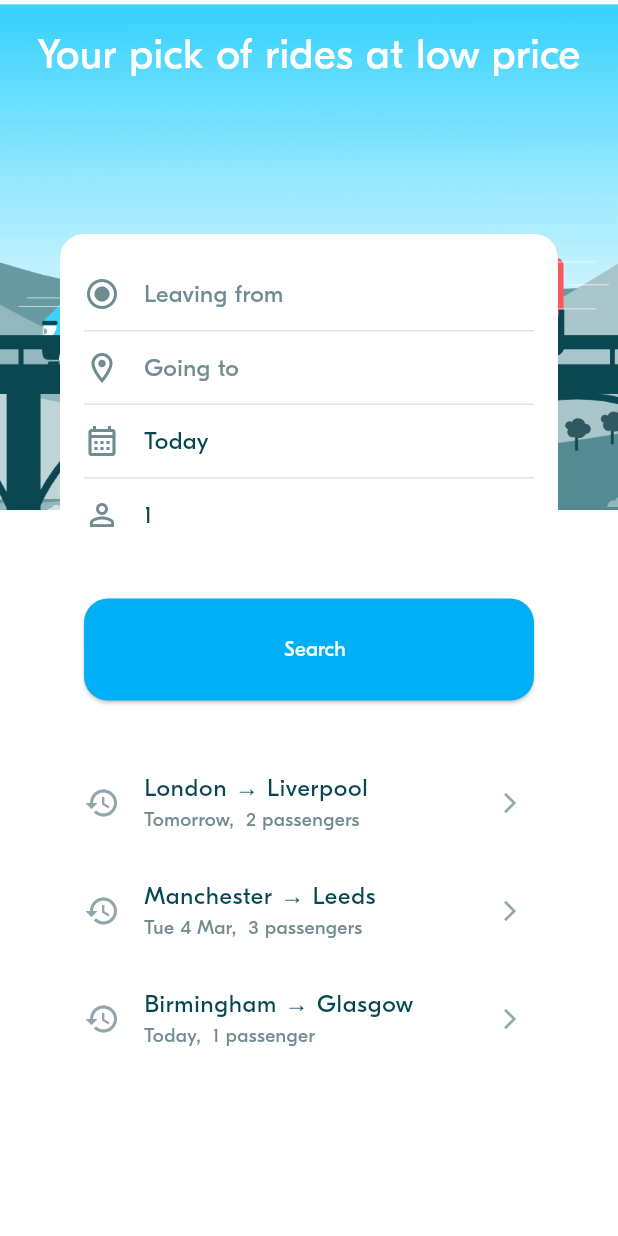
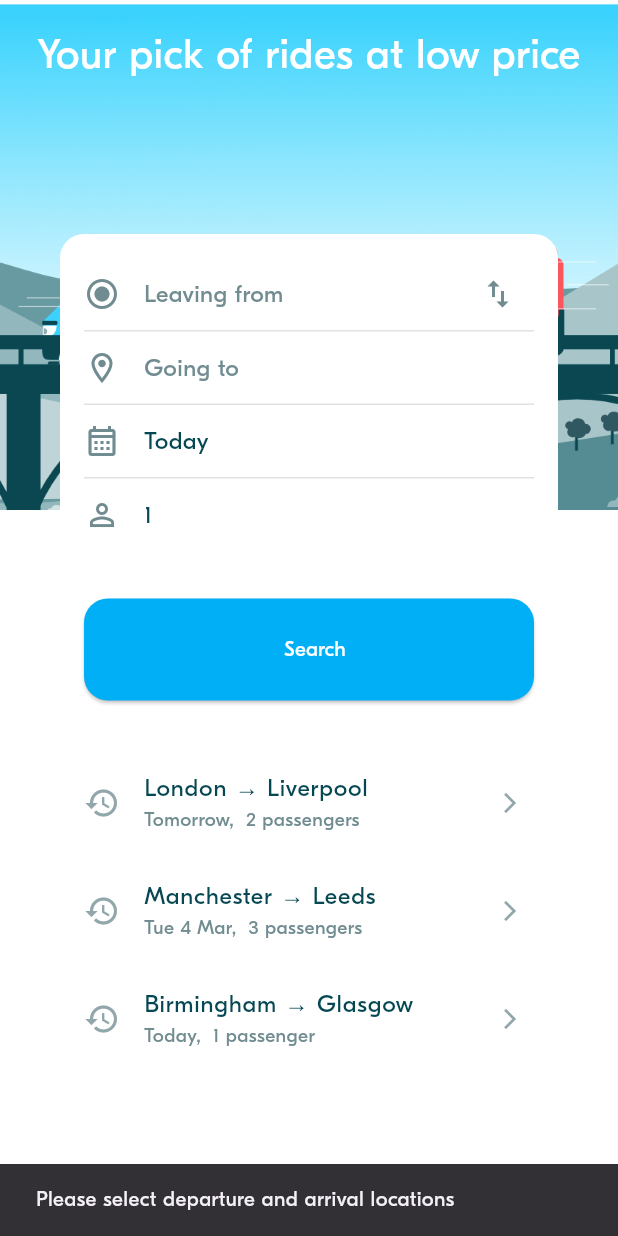
Before and after one commit to Vathana007/Advance_Mobile_Term2, a Flutter app: the screen it shows after launch, after a tap on "Search", on a phone screen of 412 x 824 dp. Run offline on Flutter 3.47's test engine with Material 3 defaults, Android fonts, the phone set to English and light mode, and no system bars; project files that could hold a hidden picture were left out.

Commit message:
BLA-007 - Implement a (first draft of) Rides Screen

```diff
--- a/lib/screens/ride_pref/widgets/ride_pref_form.dart
+++ b/lib/screens/ride_pref/widgets/ride_pref_form.dart
@@ -1,5 +1,6 @@
 import 'package:flutter/material.dart';
 import 'package:week_3_blabla_project/screens/location_search_screen.dart';
+import 'package:week_3_blabla_project/screens/ride_search_screen.dart';
 import 'package:week_3_blabla_project/theme/theme.dart';
 import 'package:week_3_blabla_project/utils/animations_util.dart';
 import 'package:week_3_blabla_project/widgets/actions/bla_button.dart';
@@ -44,10 +45,7 @@ class _RidePrefFormState extends State<RidePrefForm> {
   late int requestedSeats;
 
   /// Valid Form when both locations and date are selected
-  bool get _isFormFieldValid =>
-      departure != null &&
-      arrival != null &&
-      departureDate.isAfter(DateTime.now());
+  bool get _isFormFieldValid => departure != null && arrival != null;
 
   // ----------------------------------
   // Initialize the Form attributes
@@ -98,7 +96,6 @@ Future<void> _handleArrivalSelect() async {
     }
   }
 
-
   void _handleDateSelect(DateTime date) {}
 
   void _handleSeatsSelect(int seats) {}
@@ -106,12 +103,25 @@ Future<void> _handleArrivalSelect() async {
   // Creates and submits a RidePref object when form is valid
   void _handleSubmit() {
     if (_isFormFieldValid) {
-      widget.onSubmit(RidePref(
-        departure: departure!,
-        arrival: arrival!,
-        departureDate: departureDate,
-        requestedSeats: requestedSeats,
-      ));
+      // Navigate to RideSearchScreen when form is valid
+      Navigator.push(
+        context,
+        AnimationUtils.createBottomToTopRoute(
+          RideSearchResultsScreen(
+            departure: departure!.name,
+            arrival: arrival!.name,
+            date: departureDate,
+            seats: requestedSeats,
+          ),
+        ),
+      );
+    } else {
+      // Show error message if form is invalid
+      ScaffoldMessenger.of(context).showSnackBar(
+        const SnackBar(
+          content: Text('Please select departure and arrival locations'),
+        ),
+      );
     }
   }
 
@@ -141,11 +151,26 @@ Future<void> _handleArrivalSelect() async {
         crossAxisAlignment: CrossAxisAlignment.stretch,
         children: [
           // Departure location field with correct onTap
+          Row(
+            mainAxisAlignment: MainAxisAlignment.spaceBetween,
+            children: [
               _departureField(
                 label: 'Leaving from',
                 initialLocation: departure,
                 onTap: _handleDepartureSelect, // Pass function reference
                 icon: Icons.radio_button_checked_outlined,
+              ),
+              // Add switch button between locations
+              Align(
+                alignment: Alignment.centerRight,
+                child: IconButton(
+                  icon: const Icon(Icons.swap_vert),
+                  onPressed: _handleLocationSwitch,
+                  color: BlaColors.neutralLight,
+                  tooltip: 'Switch locations',
+                ),
+              ),
+            ],
           ),
           const BlaDivider(),
 
@@ -168,7 +193,7 @@ Future<void> _handleArrivalSelect() async {
 
           BlaButton(
             label: 'Search',
-            onPressed: _isFormFieldValid ? _handleSubmit : () {},
+            onPressed: _handleSubmit,
           ),
         ],
       ),
@@ -194,7 +219,9 @@ Widget _departureField({
           Text(
             initialLocation?.name ?? label,
             style: BlaTextStyles.body.copyWith(
-              color: initialLocation != null ? BlaColors.textNormal : BlaColors.textLight,
+              color: initialLocation != null
+                  ? BlaColors.textNormal
+                  : BlaColors.textLight,
             ),
           ),
         ],
```
Also changed, not shown: lib/screens/location_search_screen.dart (+10 -10 lines), lib/screens/ride_search_screen.dart (added, +41 -0 lines). Lines whose indentation alone changed are shown as unchanged.
